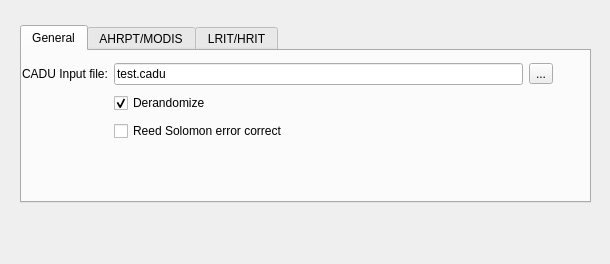
poes-weather/poes-usrp, file tools/cadusplitterdialog.ui: the form before one commit.
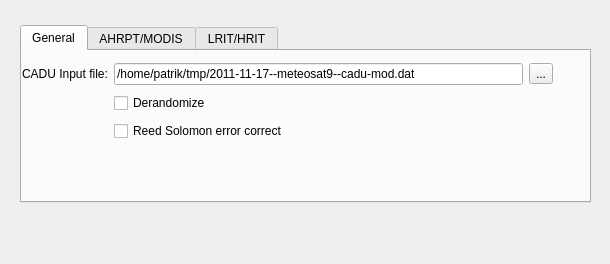
The form after the commit.

Diff of the .ui file:
```diff
--- a/tools/cadusplitterdialog.ui
+++ b/tools/cadusplitterdialog.ui
@@ -73,7 +73,7 @@
          <item row="0" column="1">
           <widget class="QLineEdit" name="infileEd">
            <property name="text">
-            <string>test.cadu</string>
+            <string>/home/patrik/tmp/2011-11-17--meteosat9--cadu-mod.dat</string>
            </property>
           </widget>
          </item>
@@ -90,7 +90,7 @@
             <string>Derandomize</string>
            </property>
            <property name="checked">
-            <bool>true</bool>
+            <bool>false</bool>
            </property>
           </widget>
          </item>
```
Left out of the diff: 2 changed lines with no effect on the pictures.
